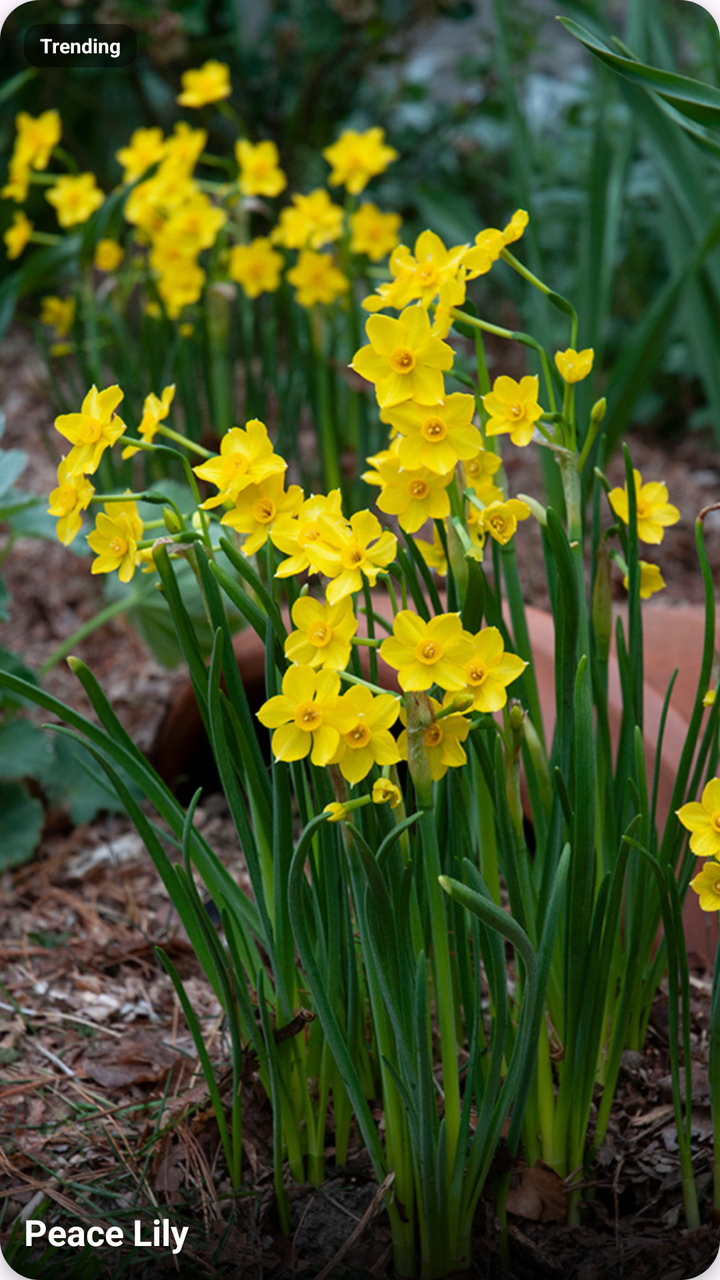
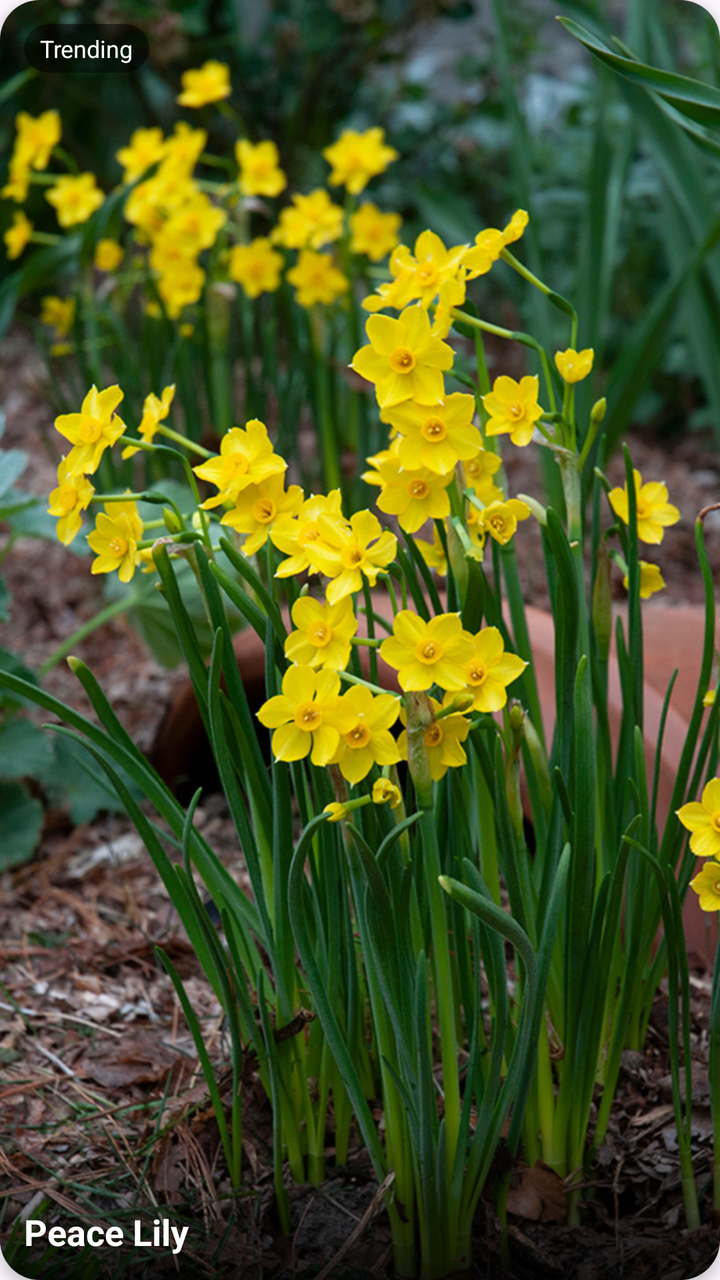

Before-and-after screenshots of an Android layout around one commit, followed by the original layout XML and the change that was made.
<!-- AndroidManifest.xml: application theme Theme.LeafyApp -->
<!-- res/layout/item_trending_plant.xml -->
<?xml version="1.0" encoding="utf-8"?>
<com.google.android.material.card.MaterialCardView
    xmlns:android="http://schemas.android.com/apk/res/android"
    xmlns:app="http://schemas.android.com/apk/res-auto"
    android:layout_width="160dp"
    android:layout_height="220dp"
    android:layout_marginEnd="16dp"
    android:layout_marginBottom="4dp"
    app:cardCornerRadius="20dp"
    app:cardElevation="4dp"
    app:strokeWidth="0dp">

    <androidx.constraintlayout.widget.ConstraintLayout
        android:layout_width="match_parent"
        android:layout_height="match_parent">

        <ImageView
            android:id="@+id/iv_plant_image"
            android:layout_width="match_parent"
            android:layout_height="match_parent"
            android:scaleType="centerCrop"
            android:src="@drawable/img_plant_placeholder"
            android:contentDescription="Plant Image" />
        <View
            android:layout_width="match_parent"
            android:layout_height="80dp"
            android:background="@drawable/gradient_black_transparent"
            app:layout_constraintBottom_toBottomOf="parent" />

        <com.google.android.material.card.MaterialCardView
            android:layout_width="wrap_content"
            android:layout_height="wrap_content"
            android:layout_marginStart="12dp"
            android:layout_marginTop="12dp"
            app:cardBackgroundColor="#80000000"
            app:cardCornerRadius="8dp"
            app:cardElevation="0dp"
            app:strokeWidth="0dp"
            app:layout_constraintStart_toStartOf="parent"
            app:layout_constraintTop_toTopOf="parent">

            <TextView
                android:layout_width="wrap_content"
                android:layout_height="wrap_content"
                android:paddingHorizontal="8dp"
                android:paddingVertical="4dp"
                android:text="Trending"
                android:textColor="#FFFFFF"
                android:textSize="10sp"
                android:textStyle="bold" />
        </com.google.android.material.card.MaterialCardView>

        <TextView
            android:id="@+id/tv_plant_name"
            android:layout_width="0dp"
            android:layout_height="wrap_content"
            android:layout_margin="12dp"
            android:text="Peace Lily"
            android:textColor="#FFFFFF"
            android:textSize="18sp"
            android:textStyle="bold"
            android:shadowColor="#80000000"
            android:shadowDx="1"
            android:shadowDy="1"
            android:shadowRadius="2"
            app:layout_constraintBottom_toBottomOf="parent"
            app:layout_constraintStart_toStartOf="parent"
            app:layout_constraintEnd_toEndOf="parent" />

    </androidx.constraintlayout.widget.ConstraintLayout>

</com.google.android.material.card.MaterialCardView>
<!-- resources referenced by this layout -->
<resources>
  <!-- drawable gradient_black_transparent (drawable) -->
  <?xml version="1.0" encoding="utf-8"?>
  <shape xmlns:android="http://schemas.android.com/apk/res/android">
      <gradient
          android:angle="90"
          android:startColor="#CC000000"
          android:endColor="#00000000" />
  </shape>
  <!-- drawable img_plant_placeholder: jpg bitmap (drawable, 330011 bytes) -->
  <style name="Theme.LeafyApp" parent="Theme.Material3.DayNight.NoActionBar">
          
          <item name="android:windowNoTitle">true</item>
          <item name="windowNoTitle">true</item>
  
          
          <item name="android:windowFullscreen">true</item>
          <item name="android:statusBarColor">@android:color/transparent</item>
  
          
          <item name="colorPrimary">@color/purple_500</item>
          <item name="colorOnPrimary">@color/white</item>
          <item name="colorSecondary">@color/teal_200</item>
      </style>
  <color name="purple_500">#FF6200EE</color>
  <color name="white">#FFFFFFFF</color>
  <color name="teal_200">#FF03DAC5</color>
</resources>

<!-- the commit's change to res/layout/item_trending_plant.xml (unified diff, before → after) -->
@@ -4,8 +4,8 @@
     xmlns:app="http://schemas.android.com/apk/res-auto"
     android:layout_width="160dp"
     android:layout_height="220dp"
-    android:layout_marginEnd="16dp"
-    android:layout_marginBottom="4dp"
+    android:layout_marginEnd="10dp"
+    android:layout_marginBottom="15dp"
     app:cardCornerRadius="20dp"
     app:cardElevation="4dp"
     app:strokeWidth="0dp">
@@ -33,7 +33,7 @@
             android:layout_marginStart="12dp"
             android:layout_marginTop="12dp"
             app:cardBackgroundColor="#80000000"
-            app:cardCornerRadius="8dp"
+            app:cardCornerRadius="20dp"
             app:cardElevation="0dp"
             app:strokeWidth="0dp"
             app:layout_constraintStart_toStartOf="parent"
@@ -46,8 +46,7 @@
                 android:paddingVertical="4dp"
                 android:text="Trending"
                 android:textColor="#FFFFFF"
-                android:textSize="10sp"
-                android:textStyle="bold" />
+                android:textSize="12sp" />
         </com.google.android.material.card.MaterialCardView>
 
         <TextView
